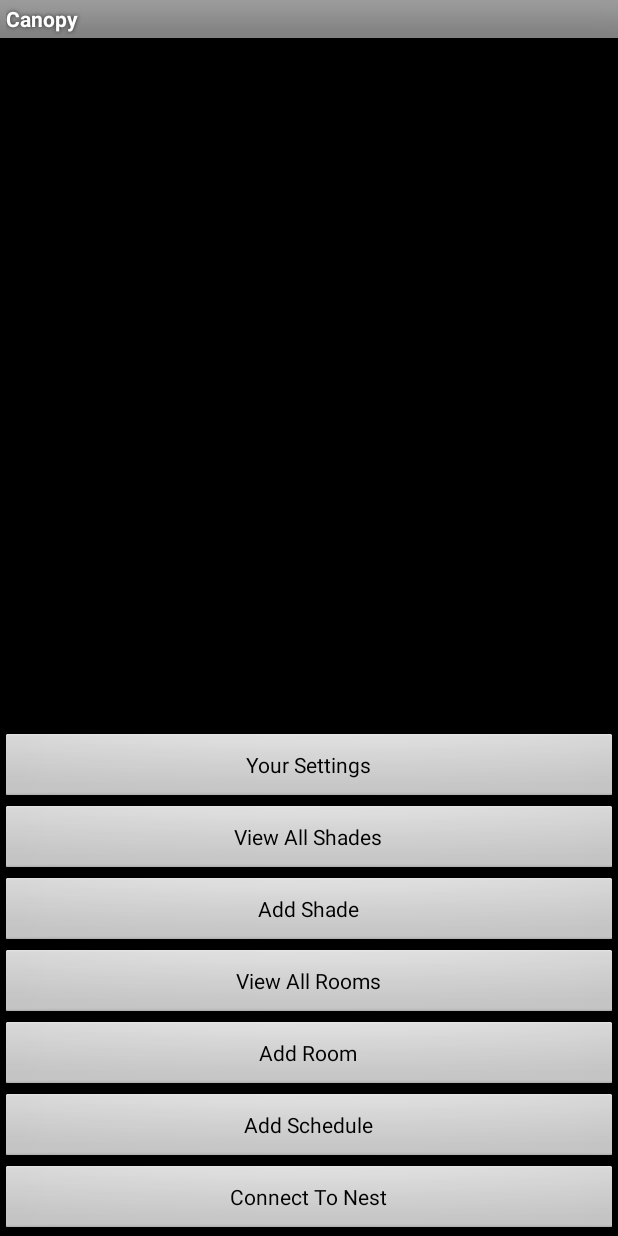
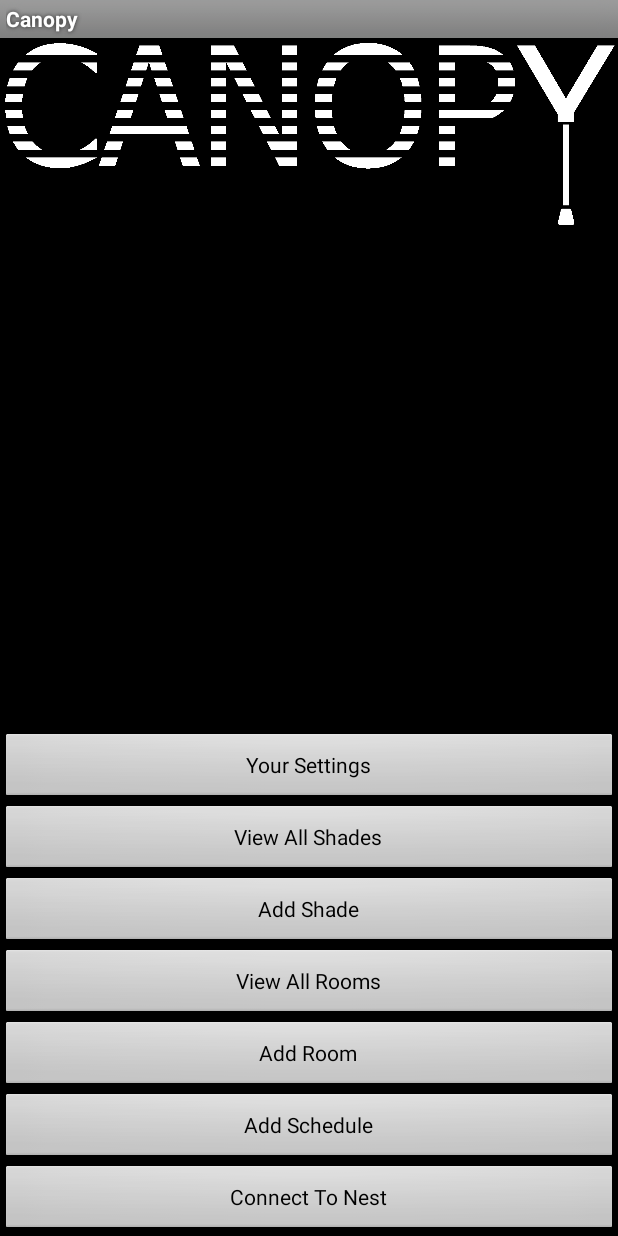
Before and after one commit to zwindoloski/CanopyApp2, an Android app: the screen it shows after launch (MainActivity), on a phone screen of 412 x 824 dp. Run offline under Robolectric (Android 15) with nearby library versions, the phone set to English and light mode, and no system bars.

Commit message:
Canopy logo!

```diff
--- a/app/src/main/res/layout/main.xml
+++ b/app/src/main/res/layout/main.xml
@@ -1,7 +1,23 @@
 <?xml version="1.0" encoding="utf-8"?>
+<RelativeLayout
+    xmlns:android="http://schemas.android.com/apk/res/android"
+    android:orientation="horizontal"
+    android:layout_width="fill_parent"
+    android:layout_height="wrap_content">
+
+    <ImageView xmlns:android="http://schemas.android.com/apk/res/android"
+        android:id="@+id/logo"
+        android:layout_width="match_parent"
+        android:layout_height="wrap_content"
+        android:src="@drawable/canopy_logo_white"
+        android:adjustViewBounds="true">
+
+    </ImageView>
+
     <LinearLayout xmlns:android="http://schemas.android.com/apk/res/android"
-    android:layout_width="fill_parent"
-    android:layout_height="fill_parent"
+        android:id="@+id/menu"
+        android:layout_width="match_parent"
+        android:layout_height="match_parent"
         android:gravity="bottom"
         android:orientation="vertical">
 
@@ -48,3 +64,4 @@
             android:layout_height="wrap_content"
             android:text="@string/connect_nest_account"/>
     </LinearLayout>
+</RelativeLayout>
```
Also changed, not shown: app/src/main/res/drawable-hdpi/canopy_logo_white.png (added). Lines whose indentation alone changed are shown as unchanged.
